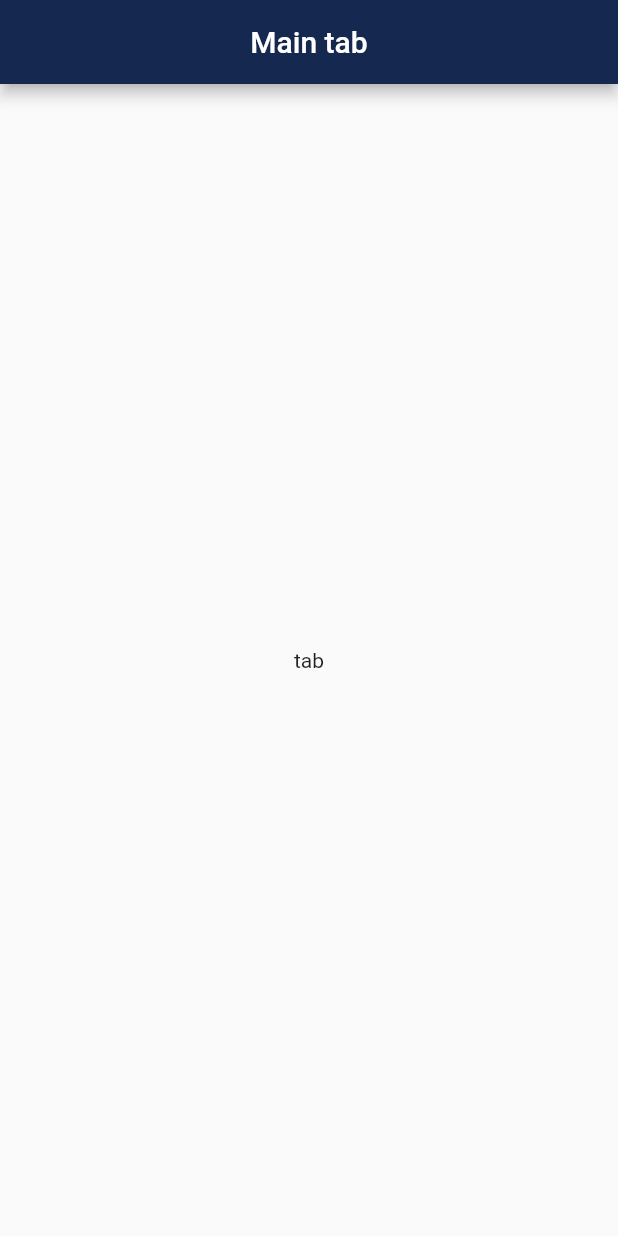
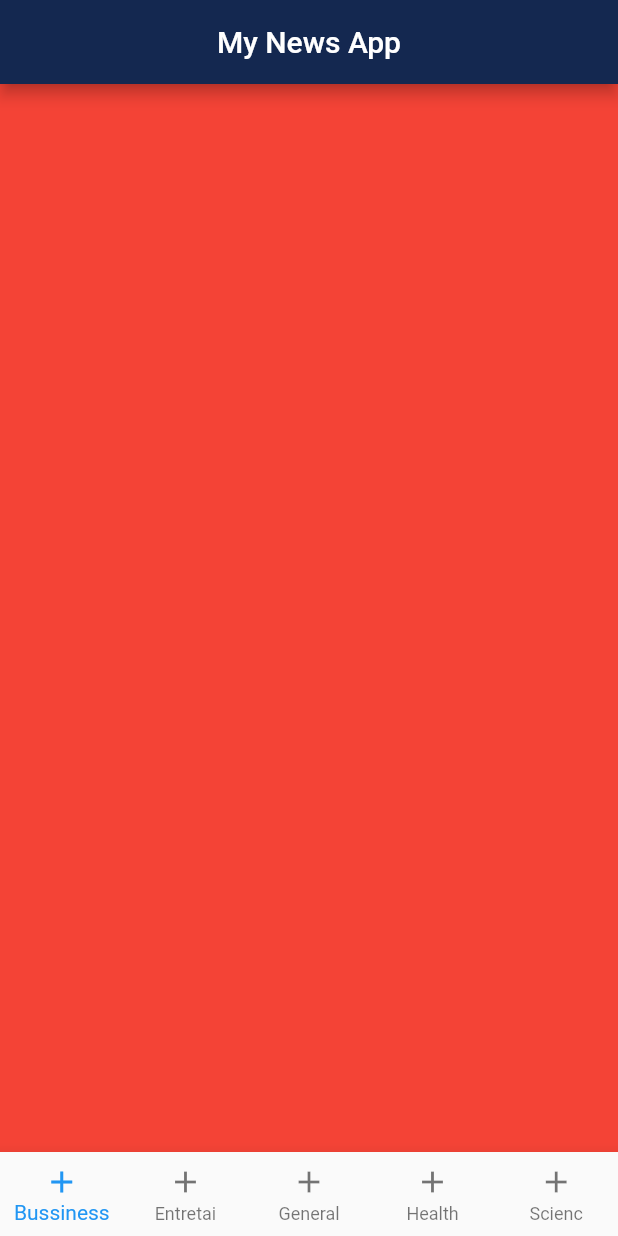
Before and after one commit to Didark8810/RetoTecnico_AppNoticias, a Flutter app: the screen it shows after launch, on a phone screen of 412 x 824 dp. Run offline on Flutter 3.47's test engine with Material 2 defaults, Android fonts, the phone set to English and light mode, and no system bars.

Commit message:
logica de cambio de tabs

```diff
--- a/app_noticias/lib/main.dart
+++ b/app_noticias/lib/main.dart
@@ -1,6 +1,9 @@
+import 'package:app_noticias/providers/estados_tabs.dart';
+import 'package:app_noticias/widget/botton_nav_bar.dart';
 import 'package:app_noticias/config/colors.dart';
 import 'package:app_noticias/pages/tab_main.dart';
 import 'package:flutter/material.dart';
+import 'package:provider/provider.dart';
 
 void main() => runApp(const MyApp());
 
@@ -12,13 +15,20 @@ class MyApp extends StatelessWidget {
     return MaterialApp(
       debugShowCheckedModeBanner: false,
       title: 'Material App',
-      home: Scaffold(
+      home: MultiProvider(
+        providers: [
+          ChangeNotifierProvider(create: (_) => EstadosNavTabs()),
+        ],
+        child: Scaffold(
           appBar: AppBar(
-            title: const Text('Main tab'),
+            title: const Text('My News App'),
             centerTitle: true,
             backgroundColor: colorAppBar(),
           ),
-          body: const MainTab()),
+          body: const MainTab(),
+          bottomNavigationBar: const BottomNav(),
+        ),
+      ),
     );
   }
 }
--- a/app_noticias/lib/pages/tab_main.dart
+++ b/app_noticias/lib/pages/tab_main.dart
@@ -1,10 +1,39 @@
+import 'package:app_noticias/providers/estados_tabs.dart';
 import 'package:flutter/material.dart';
+import 'package:provider/provider.dart';
 
 class MainTab extends StatelessWidget {
   const MainTab({Key? key}) : super(key: key);
 
   @override
   Widget build(BuildContext context) {
-    return const Center(child: Text("tab"));
+    return const BodyMainTab();
   }
 }
+
+class BodyMainTab extends StatelessWidget {
+  const BodyMainTab({Key? key}) : super(key: key);
+
+  @override
+  Widget build(BuildContext context) {
+    final navegacionTab = Provider.of<EstadosNavTabs>(context);
+    return PageView(
+      controller: navegacionTab.pageController,
+      children: [
+        Container(
+          color: Colors.red,
+        ),
+        Container(
+          color: Colors.blue,
+        ),
+        Container(
+          color: Colors.green,
+        ),
+        Container(
+          color: Colors.yellow,
+        ),
+        Container(color: Colors.orange),
+      ],
+    );
+  }
+}
--- /dev/null
+++ b/app_noticias/lib/providers/estados_tabs.dart
@@ -0,0 +1,15 @@
+import 'package:flutter/widgets.dart';
+
+class EstadosNavTabs with ChangeNotifier {
+  int _currentTab = 0;
+  final PageController _pageController = PageController();
+
+  int get currentTab => _currentTab;
+  PageController get pageController => _pageController;
+
+  set currentTab(int index) {
+    _currentTab = index;
+    _pageController.animateToPage(index, duration: const Duration(milliseconds: 500), curve: Curves.linear);
+    notifyListeners();
+  }
+}
--- /dev/null
+++ b/app_noticias/lib/widget/botton_nav_bar.dart
@@ -0,0 +1,26 @@
+import 'package:app_noticias/providers/estados_tabs.dart';
+import 'package:flutter/material.dart';
+import 'package:provider/provider.dart';
+
+class BottomNav extends StatelessWidget {
+  const BottomNav({
+    Key? key,
+  }) : super(key: key);
+
+  @override
+  Widget build(BuildContext context) {
+    final navegacionTab = Provider.of<EstadosNavTabs>(context);
+    return BottomNavigationBar(
+      type: BottomNavigationBarType.fixed,
+      currentIndex: navegacionTab.currentTab,
+      onTap: (i) => navegacionTab.currentTab = i,
+      items: const [
+        BottomNavigationBarItem(icon: Icon(Icons.add), label: "Bussiness"),
+        BottomNavigationBarItem(icon: Icon(Icons.add), label: "Entretai"),
+        BottomNavigationBarItem(icon: Icon(Icons.add), label: "General"),
+        BottomNavigationBarItem(icon: Icon(Icons.add), label: "Health"),
+        BottomNavigationBarItem(icon: Icon(Icons.add), label: "Scienc"),
+      ],
+    );
+  }
+}
--- a/app_noticias/pubspec.yaml
+++ b/app_noticias/pubspec.yaml
@@ -29,6 +29,7 @@ environment:
 dependencies:
   flutter:
     sdk: flutter
+  provider: ^6.0.1
 
 
   # The following adds the Cupertino Icons font to your application.
```
Also changed, not shown: app_noticias/info.txt (added), app_noticias/pubspec.lock.
